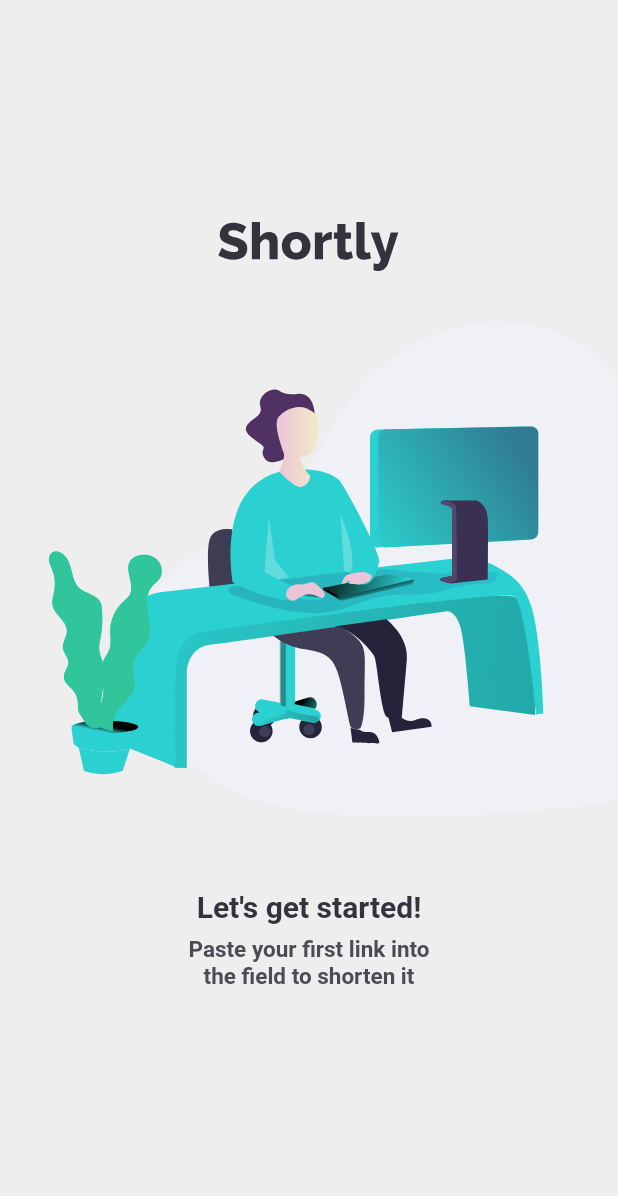
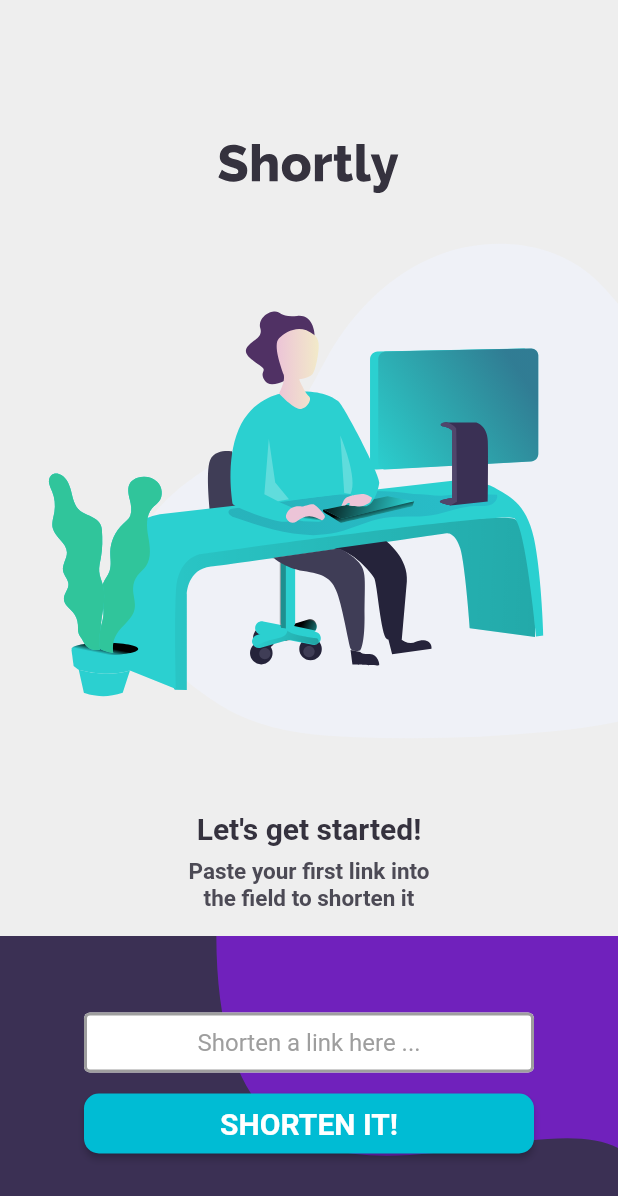
Before and after one commit to taydinadnan/grisoftware-shortly-challange, a Flutter app: the screen it shows after launch, on a phone screen of 412 x 824 dp. Shown: the top 1196 px of the screen. Run offline on Flutter 3.47's test engine with Material 2 defaults, Android fonts, the phone set to English and light mode, and no system bars; our stand-ins replace flutter_svg.

Commit message:
API added,display shortened url and show error message(with red color) if url textfield in empty

```diff
--- a/lib/screens/home_screen.dart
+++ b/lib/screens/home_screen.dart
@@ -1,7 +1,13 @@
+import 'dart:convert';
+
 import 'package:flutter/material.dart';
+import 'package:flutter/services.dart';
 import 'package:flutter_svg/svg.dart';
+import 'package:http/http.dart' as http;
 
 import '../widgets/custom_painter.dart';
+import '../widgets/info_text.dart';
+import '../widgets/logo.dart';
 
 class HomeScreen extends StatefulWidget {
   const HomeScreen({Key? key}) : super(key: key);
@@ -11,27 +17,44 @@ class HomeScreen extends StatefulWidget {
 }
 
 class _HomeScreenState extends State<HomeScreen> {
+  bool visibilityTag = false;
+  bool _validate = false;
+  final GlobalKey<ScaffoldState> _globalKey = GlobalKey<ScaffoldState>();
+  String shortUrl = "";
+  String value = "";
+  String buttonText = "Copy to Clipboard";
+  bool isChanged = true;
+  bool showCopyButton = false;
+  TextEditingController urlcontroller = TextEditingController();
+
+  getData() async {
+    var url = 'https://api.shrtco.de/v2/shorten?url=${urlcontroller.text}';
+    var response = await http.get(Uri.parse(url));
+    var result = jsonDecode(response.body);
+    if (result['ok']) {
+      setState(() {
+        shortUrl = result['result']['short_link'];
+      });
+    } else {
+      print(response);
+    }
+  }
+
   @override
   Widget build(BuildContext context) {
     return Scaffold(
       backgroundColor: Colors.grey[200],
       body: Column(
-        mainAxisAlignment: MainAxisAlignment.center,
+        mainAxisAlignment: MainAxisAlignment.end,
         children: [
-          _logo(),
-          _illustration(),
-          _infoText(),
+          logo(),
+          showCopyButton == false ? _illustration() : _shortenedUrl(),
+          showCopyButton
+              ? SizedBox(height: MediaQuery.of(context).size.height * 0.32)
+              : const SizedBox(height: 0),
+          infoText(),
+          _urlFieldWidget(),
         ],
-      ),
-    );
-  }
-
-  // Logo Text
-  Widget _logo() {
-    return Center(
-      child: SvgPicture.asset(
-        'assets/logo.svg',
-        fit: BoxFit.cover,
       ),
     );
   }
@@ -46,38 +69,173 @@ class _HomeScreenState extends State<HomeScreen> {
     );
   }
 
-  //information text
-  Widget _infoText() {
+  //bottom widgets that contains url text field, shorten button and bacground custom painter
+  Widget _urlFieldWidget() {
+    return Container(
+      height: 200,
+      color: Colors.purple,
+      child: Stack(
+        alignment: Alignment.center,
+        children: [
+          Container(
+            alignment: Alignment.centerRight,
+            color: const Color.fromRGBO(59, 48, 84, 1),
+            child: CustomPaint(
+              size: Size(MediaQuery.of(context).size.width,
+                  MediaQuery.of(context).size.height * 0.3),
+              //You can Replace [WIDTH] with your desired width for Custom Paint and height will be calculated automatically
+              painter: RPSCustomPainter(),
+            ),
+          ),
+          Column(
+            mainAxisAlignment: MainAxisAlignment.center,
+            children: [
+              SizedBox(
+                width: 300,
+                height: 40,
+                child: TextField(
+                  onChanged: (text) {
+                    value = "URL : " + text;
+                  },
+                  controller: urlcontroller,
+                  textAlign: TextAlign.center,
+                  decoration: InputDecoration(
+                    focusedBorder: OutlineInputBorder(
+                      borderSide: BorderSide(
+                        color: _validate ? Colors.red : Colors.grey,
+                        width: 2,
+                      ),
+                    ),
+                    enabledBorder: OutlineInputBorder(
+                      borderSide: BorderSide(
+                        color: _validate ? Colors.red : Colors.grey,
+                        width: 2,
+                      ),
+                    ),
+                    contentPadding: const EdgeInsets.all(10.0),
+                    border: const OutlineInputBorder(
+                      borderRadius: BorderRadius.all(
+                        Radius.circular(10.0),
+                      ),
+                      borderSide: BorderSide(
+                        width: 10,
+                        style: BorderStyle.none,
+                      ),
+                    ),
+                    fillColor: Colors.white,
+                    filled: true,
+                    hintText: _validate
+                        ? 'Please add a link here!'
+                        : 'Shorten a link here ...',
+                    hintStyle: TextStyle(
+                      color: _validate ? Colors.red : Colors.grey,
+                    ),
+                  ),
+                ),
+              ),
+              const SizedBox(height: 10),
+              SizedBox(
+                width: 300,
+                child: ElevatedButton(
+                  style: ElevatedButton.styleFrom(
+                    primary: Colors.cyan,
+                    shape: RoundedRectangleBorder(
+                      borderRadius: BorderRadius.circular(10.0),
+                    ),
+                    minimumSize: const Size(60, 40),
+                  ),
+                  child: const Text(
+                    'SHORTEN IT!',
+                    style: TextStyle(
+                      fontWeight: FontWeight.bold,
+                      fontSize: 20,
+                    ),
+                  ),
+                  onPressed: () async {
+                    await getData();
+                    setState(() {
+                      urlcontroller.text.isEmpty
+                          ? showCopyButton = false
+                          : showCopyButton = true;
+                      urlcontroller.text.isEmpty
+                          ? _validate = true
+                          : _validate = false;
+                    });
+                  },
+                ),
+              ),
+            ],
+          ),
+        ],
+      ),
+    );
+  }
+
+  buildRow(String data, bool bool) {
     return Column(
-      children: const [
-        Center(
-          child: Text(
-            "Let's get started!",
-            style: TextStyle(
-                fontSize: 20,
-                color: Color.fromRGBO(53, 50, 62, 10),
-                fontWeight: FontWeight.bold),
+      mainAxisAlignment: MainAxisAlignment.spaceEvenly,
+      children: [
+        Text(
+          data,
+          style: const TextStyle(
+            color: Colors.cyan,
+            fontSize: 20,
           ),
         ),
-        Center(
-          child: SizedBox(
-            width: 200,
-            height: 60,
-            child: Padding(
-              padding: EdgeInsets.all(8.0),
-              child: Text(
-                "Paste your first link into the field to shorten it",
-                textAlign: TextAlign.center,
-                style: TextStyle(
-                  fontSize: 15,
-                  color: Color.fromRGBO(76, 74, 85, 10),
-                  fontWeight: FontWeight.bold,
-                ),
-              ),
+        Builder(
+          builder: (context) => ElevatedButton(
+            child: Text(
+              buttonText,
             ),
+            style: ElevatedButton.styleFrom(
+              primary: Colors.blue,
+              shape: RoundedRectangleBorder(
+                  borderRadius: BorderRadius.circular(10.0)),
+              minimumSize: Size(50, 40),
+            ),
+            onPressed: () {
+              Clipboard.setData(ClipboardData(text: shortUrl)).whenComplete(
+                  () => Scaffold.of(context).showSnackBar(
+                      const SnackBar(content: Text("Link is copied"))));
+              setState(() {
+                if (isChanged == true) {
+                  buttonText = "Copied";
+                }
+              });
+            },
           ),
         ),
       ],
     );
   }
+
+  //shortened url widget
+  Widget _shortenedUrl() {
+    return Padding(
+      padding: const EdgeInsets.all(13.0),
+      child: Container(
+        decoration: BoxDecoration(
+          borderRadius: BorderRadius.circular(10),
+          color: Colors.white,
+        ),
+        width: double.infinity,
+        child: Column(
+          children: [
+            const Text(
+              "Your URL Link:",
+              style: TextStyle(
+                color: Color.fromRGBO(59, 48, 84, 1),
+                fontSize: 20,
+              ),
+            ),
+            const SizedBox(height: 20),
+            buildRow(
+              shortUrl,
+              false,
+            ),
+          ],
+        ),
+      ),
+    );
+  }
 }
--- /dev/null
+++ b/lib/widgets/info_text.dart
@@ -0,0 +1,36 @@
+//information text
+import 'package:flutter/material.dart';
+
+Widget infoText() {
+  return Column(
+    children: const [
+      Center(
+        child: Text(
+          "Let's get started!",
+          style: TextStyle(
+              fontSize: 20,
+              color: Color.fromRGBO(53, 50, 62, 10),
+              fontWeight: FontWeight.bold),
+        ),
+      ),
+      Center(
+        child: SizedBox(
+          width: 200,
+          height: 60,
+          child: Padding(
+            padding: EdgeInsets.all(8.0),
+            child: Text(
+              "Paste your first link into the field to shorten it",
+              textAlign: TextAlign.center,
+              style: TextStyle(
+                fontSize: 15,
+                color: Color.fromRGBO(76, 74, 85, 10),
+                fontWeight: FontWeight.bold,
+              ),
+            ),
+          ),
+        ),
+      ),
+    ],
+  );
+}
--- /dev/null
+++ b/lib/widgets/logo.dart
@@ -0,0 +1,12 @@
+// Logo Text
+import 'package:flutter/material.dart';
+import 'package:flutter_svg/svg.dart';
+
+Widget logo() {
+  return Center(
+    child: SvgPicture.asset(
+      'assets/logo.svg',
+      fit: BoxFit.cover,
+    ),
+  );
+}
```
Also changed, not shown: 4 other files.
